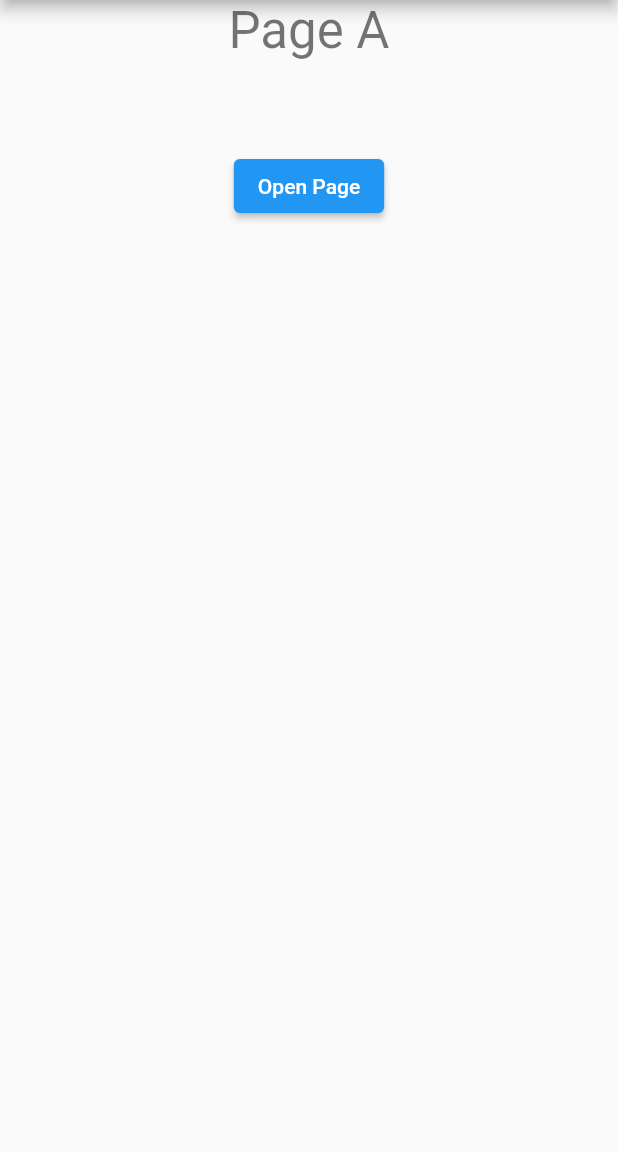
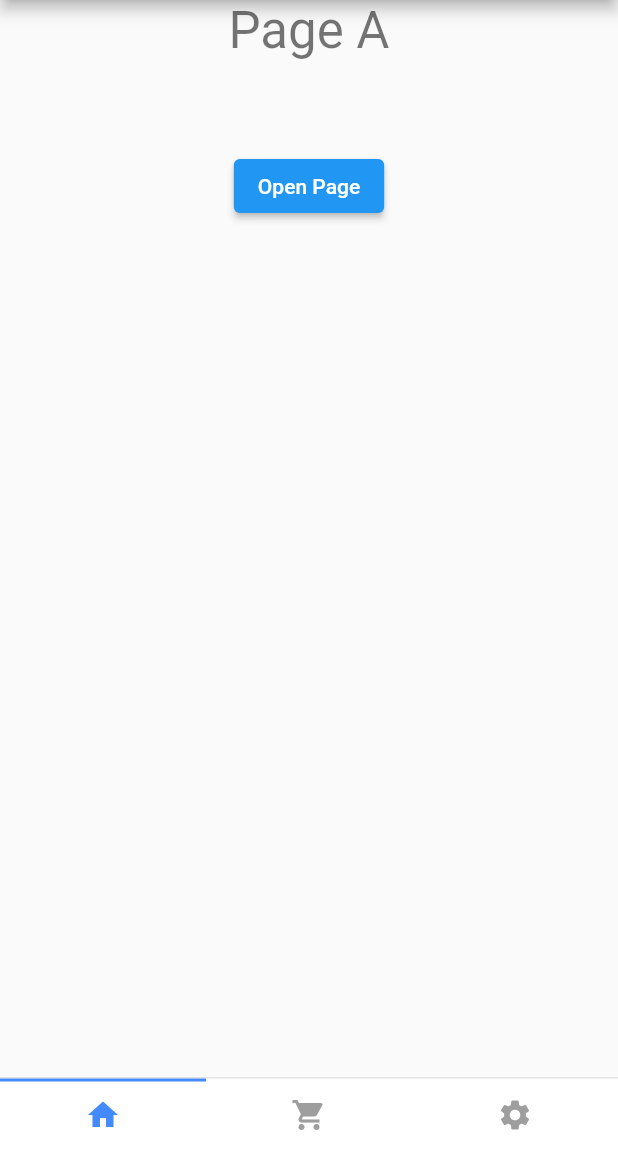
Before and after one commit to claudiooliveira/smart_page_navigation, a Flutter app: the screen it shows after launch, on a phone screen of 412 x 824 dp, the part 84-1236 px from its top. Run offline on Flutter 3.47's test engine with Material 2 defaults, Android fonts, the phone set to English and light mode, and no system bars.

Commit message:
added bottom navigation bar

```diff
--- a/example/lib/main.dart
+++ b/example/lib/main.dart
@@ -52,6 +52,14 @@ class _MyHomePageState extends State<MyHomePage> {
         ),
         body: SmartPageNavigation(
           controller: controller,
+        ),
+        bottomNavigationBar: SmartPageBottomNavigationBar(
+          controller: controller,
+          children: [
+            BottomIcon(icon: Icons.home),
+            BottomIcon(icon: Icons.shopping_cart),
+            BottomIcon(icon: Icons.settings),
+          ],
         ),
       ),
     );
--- a/lib/smart_page_navigation.dart
+++ b/lib/smart_page_navigation.dart
@@ -2,4 +2,6 @@ library smart_page_navigation;
 
 export 'src/widget.dart';
 export 'src/smart_page_controller.dart';
+export 'src/smart_page_bottom_bar.dart';
 export 'src/interfaces/widget_options_interface.dart';
+export 'src/interfaces/bottom_navigation_bar_interface.dart';
--- /dev/null
+++ b/lib/src/interfaces/bottom_navigation_bar_interface.dart
@@ -0,0 +1,22 @@
+import 'package:flutter/material.dart';
+
+class SmartPageBottomNavigationOptions {
+  double height = 50.0;
+  bool showIndicator = true;
+  Color? indicatorColor;
+  Color? backgroundColor;
+  bool showBorder = true;
+  Color? borderColor;
+  Color selectedColor;
+  Color unselectedColor;
+  SmartPageBottomNavigationOptions({
+    required this.height,
+    required this.showIndicator,
+    required this.showBorder,
+    required this.selectedColor,
+    required this.unselectedColor,
+    this.indicatorColor,
+    this.borderColor,
+    this.backgroundColor,
+  });
+}
--- a/lib/src/smart_page_bottom_bar.dart
+++ b/lib/src/smart_page_bottom_bar.dart
@@ -0,0 +1,169 @@
+import 'package:flutter/material.dart';
+import 'package:smart_page_navigation/smart_page_navigation.dart';
+import 'package:smart_page_navigation/src/interfaces/bottom_navigation_bar_interface.dart';
+
+class SmartPageBottomNavigationBar extends StatefulWidget {
+  SmartPageController controller;
+  SmartPageBottomNavigationOptions? options;
+  List<BottomIcon> children;
+  SmartPageBottomNavigationBar({
+    Key? key,
+    required this.controller,
+    required this.children,
+    this.options,
+  }) : super(key: key);
+
+  @override
+  _SmartPageBottomNavigationBarState createState() =>
+      _SmartPageBottomNavigationBarState();
+}
+
+class _SmartPageBottomNavigationBarState
+    extends State<SmartPageBottomNavigationBar> {
+  late SmartPageBottomNavigationOptions options;
+
+  @override
+  void initState() {
+    super.initState();
+    options = widget.options ??
+        SmartPageBottomNavigationOptions(
+          height: 50,
+          showBorder: true,
+          showIndicator: true,
+          backgroundColor: Colors.white,
+          borderColor: Color(0xff707070).withOpacity(0.20),
+          indicatorColor: Colors.blueAccent,
+          selectedColor: Colors.blueAccent,
+          unselectedColor: Colors.grey,
+        );
+    widget.controller.addOnBackPageListener(() => setState(() {}));
+    widget.controller.addOnInsertPageListener((page) => setState(() {}));
+    widget.controller.addOnPageChangedListener((index) => setState(() {}));
+  }
+
+  @override
+  Widget build(BuildContext context) {
+    return LayoutBuilder(builder: (context, constraints) {
+      final borderWidth = (constraints.maxWidth / widget.children.length);
+      return Container(
+        height: options.height,
+        decoration: BoxDecoration(
+          color: options.backgroundColor,
+          border: options.showBorder
+              ? Border(
+                  top: BorderSide(
+                    color: options.borderColor!,
+                    width: 1,
+                  ),
+                )
+              : null,
+        ),
+        child: Stack(
+          children: [
+            Container(
+              child: Row(
+                mainAxisAlignment: MainAxisAlignment.spaceBetween,
+                crossAxisAlignment: CrossAxisAlignment.center,
+                children: widget.children.map((bottomIcon) {
+                  var currentIndex = widget.children.indexOf(bottomIcon);
+                  bool isSelected =
+                      widget.controller.currentBottomIndex == currentIndex;
+                  Color color = isSelected
+                      ? options.selectedColor
+                      : options.unselectedColor;
+                  return InkWell(
+                    onTap: () {
+                      StatefulWidget pageToRedirect =
+                          widget.controller.initialPages[currentIndex];
+                      if (widget.controller.pages.length >
+                          widget.controller.initialPages.length) {
+                        widget.controller.insertPage(pageToRedirect);
+                      } else {
+                        widget.controller.goToPage(currentIndex);
+                      }
+                      if (bottomIcon.onTap != null) {
+                        bottomIcon.onTap!();
+                      }
+                      setState(() {});
+                    },
+                    child: Container(
+                      width: borderWidth,
+                      padding: EdgeInsets.symmetric(horizontal: 12),
+                      child: bottomIcon.icon != null
+                          ? Row(
+                              mainAxisAlignment: MainAxisAlignment.center,
+                              crossAxisAlignment: CrossAxisAlignment.stretch,
+                              children: [
+                                Icon(
+                                  bottomIcon.icon,
+                                  color: color,
+                                ),
+                                Visibility(
+                                  visible: bottomIcon.title != null,
+                                  child: Text(
+                                    bottomIcon.title == null
+                                        ? ""
+                                        : bottomIcon.title!,
+                                    style: bottomIcon.textStyle != null
+                                        ? bottomIcon.textStyle!
+                                            .copyWith(color: color)
+                                        : TextStyle(color: color),
+                                  ),
+                                )
+                              ],
+                            )
+                          : isSelected
+                              ? bottomIcon.selectedWidget
+                              : bottomIcon.unselectedWidget,
+                    ),
+                  );
+                }).toList(),
+              ),
+            ),
+            AnimatedPositioned(
+              top: 0,
+              left: borderWidth * widget.controller.currentBottomIndex,
+              child: Container(
+                width: borderWidth,
+                height: 2,
+                decoration: BoxDecoration(
+                  color: options.indicatorColor,
+                ),
+              ),
+              duration: Duration(milliseconds: 300),
+            ),
+          ],
+        ),
+      );
+    });
+  }
+}
+
+class BottomIcon {
+  Widget? selectedWidget;
+  Widget? unselectedWidget;
+  IconData? icon;
+  String? title;
+  TextStyle? textStyle;
+  Function? onTap;
+  BottomIcon({
+    this.onTap,
+    this.selectedWidget,
+    this.unselectedWidget,
+    this.icon,
+    this.title,
+  });
+}
+
+class _SelectedBottomIcon extends StatelessWidget {
+  final Widget child;
+  const _SelectedBottomIcon({Key? key, required this.child}) : super(key: key);
+
+  @override
+  Widget build(BuildContext context) {
+    return Padding(
+      padding: EdgeInsets.symmetric(horizontal: 12),
+      child: child,
+    );
+  }
+}
--- a/lib/src/smart_page_controller.dart
+++ b/lib/src/smart_page_controller.dart
@@ -7,11 +7,13 @@ class SmartPageController extends InheritedWidget {
   List<StatefulWidget> initialPages = [];
   List<int> pageHistory = [0];
   List<int> pageHistoryTabSelected = [0];
+  int currentBottomIndex = 0;
 
   int? initialPage = 0;
   bool? keepPage = true;
   List<Function> _onBackPageListeners = [];
   List<Function(StatefulWidget page)> _onInsertPageListeners = [];
+  List<Function(int page)> _onPageChangedListeners = [];
 
   SmartPageController({required Widget child, Key? key})
       : super(key: key, child: child);
@@ -45,15 +47,19 @@ class SmartPageController extends InheritedWidget {
     this._onInsertPageListeners.add(listener);
   }
 
+  addOnPageChangedListener(Function(int index) listener) {
+    this._onPageChangedListeners.add(listener);
+  }
+
   insertPage(StatefulWidget newPage, {bool? goToNewPage = true}) {
     if (goToNewPage == null) {
       goToNewPage = true;
     }
     this.pages.add(newPage);
     pageHistoryTabSelected.add(pageHistory[pageHistoryTabSelected.length - 1]);
-    goToPage(this.pages.length - 1, true);
-    for (var i = 0; i < this._onInsertPageListeners.length; i++) {
-      this._onInsertPageListeners[i](newPage);
+    this._onInsertPageListeners.forEach((func) => func(newPage));
+    if (goToNewPage) {
+      goToPage(this.pages.length - 1, true);
     }
   }
 
@@ -62,8 +68,12 @@ class SmartPageController extends InheritedWidget {
         dontUpdateHistoryTabSelected == null) {
       pageHistoryTabSelected.add(index);
     }
+    if (index < initialPages.length) {
+      currentBottomIndex = index;
+    }
     pageHistory.add(index);
     _pageViewController!.jumpToPage(index);
+    this._onPageChangedListeners.forEach((func) => func(index));
   }
 
   getPageViewController() {
@@ -86,6 +96,11 @@ class SmartPageController extends InheritedWidget {
         pageHistory.removeAt(pageHistory.length - 1);
         pageHistoryTabSelected.removeAt(pageHistoryTabSelected.length - 1);
       }
+
+      if (lastPage < initialPages.length) {
+        currentBottomIndex = lastPage;
+      }
+
       _pageViewController!.jumpToPage(
         lastPage,
       );
--- a/lib/src/widget.dart
+++ b/lib/src/widget.dart
@@ -24,6 +24,7 @@ class _SmartPageNavigationState extends State<SmartPageNavigation> {
     super.initState();
     widget.controller.addOnBackPageListener(() => setState(() {}));
     widget.controller.addOnInsertPageListener((page) => setState(() {}));
+    widget.controller.addOnPageChangedListener((index) => setState(() {}));
   }
 
   @override
```
